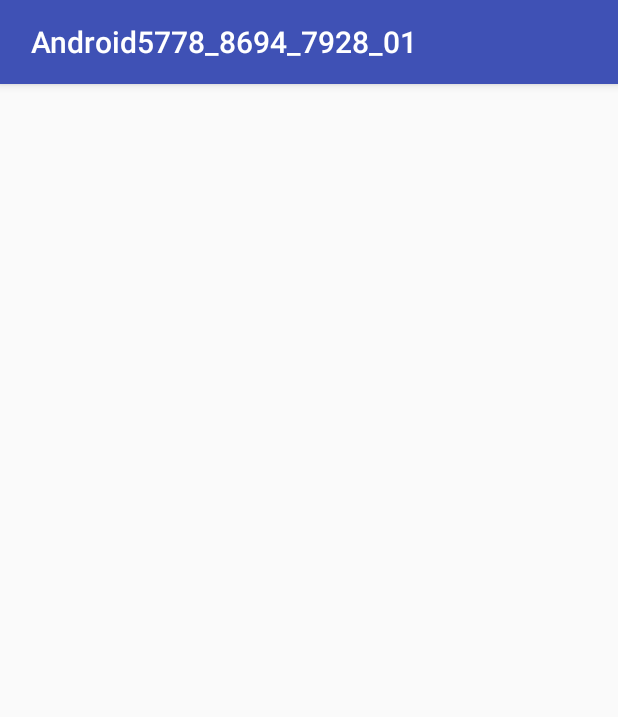
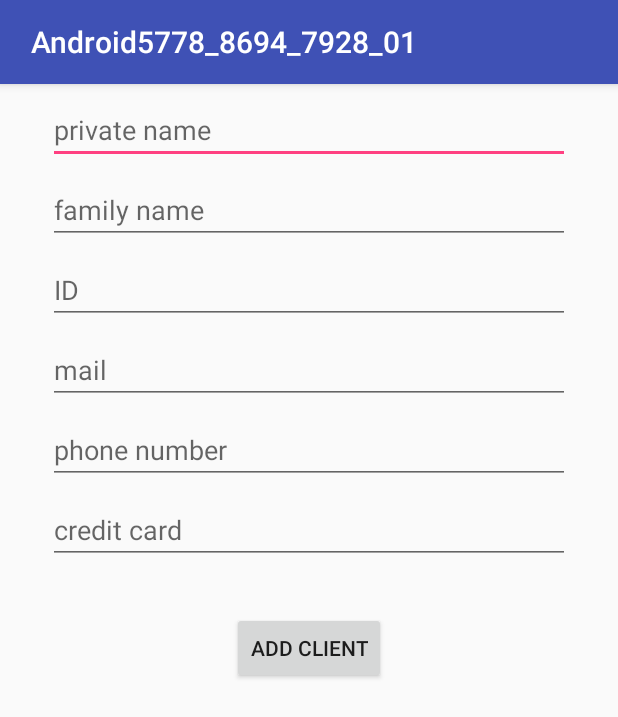
Before and after one commit to davidyoels/Android5778_8694_7928_01, an Android app: the addClient screen opened directly, with no data from a screen before it, on a phone screen of 412 x 824 dp. Shown: the top 717 px of the screen. Run offline under Robolectric (Android 15) with nearby library versions, the light colour scheme and no system bars.

Commit message:
add client

```diff
--- a/app/src/main/java/com/example/davidsalmon/android5778_8694_7928_01/controller/addClient.java
+++ b/app/src/main/java/com/example/davidsalmon/android5778_8694_7928_01/controller/addClient.java
@@ -1,15 +1,90 @@
 package com.example.davidsalmon.android5778_8694_7928_01.controller;
 
+import android.content.ContentValues;
+import android.content.Context;
 import android.support.v7.app.AppCompatActivity;
 import android.os.Bundle;
+import android.view.View;
+import android.widget.Button;
+import android.widget.EditText;
+import android.widget.Toast;
 
 import com.example.davidsalmon.android5778_8694_7928_01.R;
+import com.example.davidsalmon.android5778_8694_7928_01.model.backend.Car_GoConst;
+import com.example.davidsalmon.android5778_8694_7928_01.model.backend.FactoryMethod;
 
-public class addClient extends AppCompatActivity {
+public class addClient extends AppCompatActivity implements View.OnClickListener{
+
+    private EditText NameEditText13;
+    private EditText FamilyNameEditText14;
+    private EditText IdEditText15;
+    private EditText EmailEditText16;
+    private EditText PhoneEditText17;
+    private EditText CreditCardEditText18;
+    private Button AddClientButton;
+
+
+
+
+    private void findViews() {
+        NameEditText13 = (EditText)findViewById( R.id.Name_editText13 );
+        FamilyNameEditText14 = (EditText)findViewById( R.id.FamilyName_editText14 );
+        IdEditText15 = (EditText)findViewById( R.id.Id_editText15 );
+        EmailEditText16 = (EditText)findViewById( R.id.Email_editText16 );
+        PhoneEditText17 = (EditText)findViewById( R.id.Phone_editText17 );
+        CreditCardEditText18 = (EditText)findViewById( R.id.CreditCard_editText18 );
+        AddClientButton = (Button)findViewById( R.id.AddClient_button );
+
+        AddClientButton.setOnClickListener( this );
+    }
 
     @Override
     protected void onCreate(Bundle savedInstanceState) {
         super.onCreate(savedInstanceState);
         setContentView(R.layout.activity_add_client);
+        findViews();
     }
+
+
+
+    @Override
+    public void onClick(View v) {
+        if ( v == AddClientButton ) {
+            Context context = getApplicationContext();
+            CharSequence text = "one of the filed missed!";
+            Toast toast = Toast.makeText(context, text, Toast.LENGTH_SHORT);
+
+            final ContentValues contentValues = new ContentValues();
+            try{
+                long ID = Long.valueOf(this.IdEditText15.getText().toString());
+                long CreditCard = Long.valueOf(this.CreditCardEditText18.getText().toString());
+                String Email = this.EmailEditText16.getText().toString();
+                String PhoneNumber = this.PhoneEditText17.getText().toString();
+                String Name = this.NameEditText13.getText().toString();
+                String FamilyName = this.FamilyNameEditText14.getText().toString();
+
+
+
+                if(ID == 0 || Email.isEmpty() || Name.isEmpty() || CreditCard == 0 )
+                    toast.show();
+                else {
+                    contentValues.put(Car_GoConst.ClientConst.ID, ID);
+                    contentValues.put(Car_GoConst.ClientConst.CREDIT_CARD, CreditCard);
+                    contentValues.put(Car_GoConst.ClientConst.EMAIL, Email);
+                    contentValues.put(Car_GoConst.ClientConst.PHONE_NUMBER, PhoneNumber);
+                    contentValues.put(Car_GoConst.ClientConst.PRIVATE_NAME, Name);
+                    contentValues.put(Car_GoConst.ClientConst.FAMILY_NAME, FamilyName);
+
+
+                    FactoryMethod.getManager().addUser(contentValues);
+                    finish();
+                }
+            } catch (Exception e) {
+
+                toast.show();
+
+            }
+        }
+    }
+
 }
--- a/app/src/main/res/layout/activity_add_client.xml
+++ b/app/src/main/res/layout/activity_add_client.xml
@@ -6,4 +6,99 @@
     android:layout_height="match_parent"
     tools:context="com.example.davidsalmon.android5778_8694_7928_01.controller.addClient">
 
+    <EditText
+        android:id="@+id/Name_editText13"
+        android:layout_width="0dp"
+        android:layout_height="wrap_content"
+        android:layout_marginEnd="32dp"
+        android:layout_marginStart="32dp"
+        android:layout_marginTop="8dp"
+        android:ems="10"
+        android:hint="private name"
+        android:inputType="textPersonName"
+        app:layout_constraintEnd_toEndOf="parent"
+        app:layout_constraintStart_toStartOf="parent"
+        app:layout_constraintTop_toTopOf="parent" />
+
+    <EditText
+        android:id="@+id/FamilyName_editText14"
+        android:layout_width="0dp"
+        android:layout_height="wrap_content"
+        android:layout_marginEnd="32dp"
+        android:layout_marginStart="32dp"
+        android:layout_marginTop="8dp"
+        android:ems="10"
+        android:hint="family name"
+        android:inputType="textPersonName"
+        app:layout_constraintEnd_toEndOf="parent"
+        app:layout_constraintStart_toStartOf="parent"
+        app:layout_constraintTop_toBottomOf="@+id/Name_editText13" />
+
+    <EditText
+        android:id="@+id/Id_editText15"
+        android:layout_width="0dp"
+        android:layout_height="wrap_content"
+        android:layout_marginEnd="32dp"
+        android:layout_marginStart="32dp"
+        android:layout_marginTop="8dp"
+        android:ems="10"
+        android:hint="ID"
+        android:inputType="number"
+        app:layout_constraintEnd_toEndOf="parent"
+        app:layout_constraintStart_toStartOf="parent"
+        app:layout_constraintTop_toBottomOf="@+id/FamilyName_editText14" />
+
+    <EditText
+        android:id="@+id/Email_editText16"
+        android:layout_width="0dp"
+        android:layout_height="wrap_content"
+        android:layout_marginEnd="32dp"
+        android:layout_marginStart="32dp"
+        android:layout_marginTop="8dp"
+        android:ems="10"
+        android:hint="mail"
+        android:inputType="textEmailAddress"
+        app:layout_constraintEnd_toEndOf="parent"
+        app:layout_constraintStart_toStartOf="parent"
+        app:layout_constraintTop_toBottomOf="@+id/Id_editText15" />
+
+    <EditText
+        android:id="@+id/Phone_editText17"
+        android:layout_width="0dp"
+        android:layout_height="wrap_content"
+        android:layout_marginEnd="32dp"
+        android:layout_marginStart="32dp"
+        android:layout_marginTop="8dp"
+        android:ems="10"
+        android:hint="phone number"
+        android:inputType="number"
+        app:layout_constraintEnd_toEndOf="parent"
+        app:layout_constraintStart_toStartOf="parent"
+        app:layout_constraintTop_toBottomOf="@+id/Email_editText16" />
+
+    <EditText
+        android:id="@+id/CreditCard_editText18"
+        android:layout_width="0dp"
+        android:layout_height="wrap_content"
+        android:layout_marginEnd="32dp"
+        android:layout_marginStart="32dp"
+        android:layout_marginTop="8dp"
+        android:ems="10"
+        android:hint="credit card"
+        android:inputType="number"
+        app:layout_constraintEnd_toEndOf="parent"
+        app:layout_constraintStart_toStartOf="parent"
+        app:layout_constraintTop_toBottomOf="@+id/Phone_editText17" />
+
+    <Button
+        android:id="@+id/AddClient_button"
+        android:layout_width="wrap_content"
+        android:layout_height="wrap_content"
+        android:layout_marginEnd="8dp"
+        android:layout_marginStart="8dp"
+        android:layout_marginTop="32dp"
+        android:text="Add Client"
+        app:layout_constraintEnd_toEndOf="parent"
+        app:layout_constraintStart_toStartOf="parent"
+        app:layout_constraintTop_toBottomOf="@+id/CreditCard_editText18" />
 </android.support.constraint.ConstraintLayout>
```
